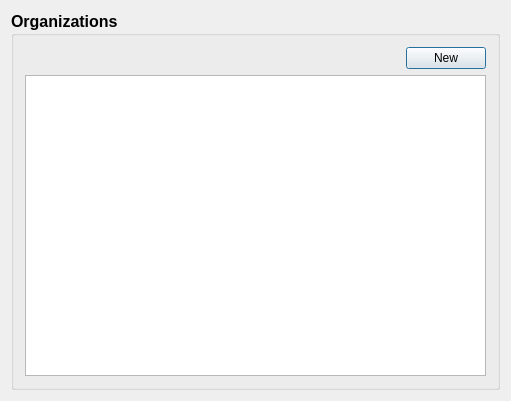
First picture: the form in src/app/OrganizationDialog.ui, repository KadirEmreAVCI/MasterTennisApp, before the edit.
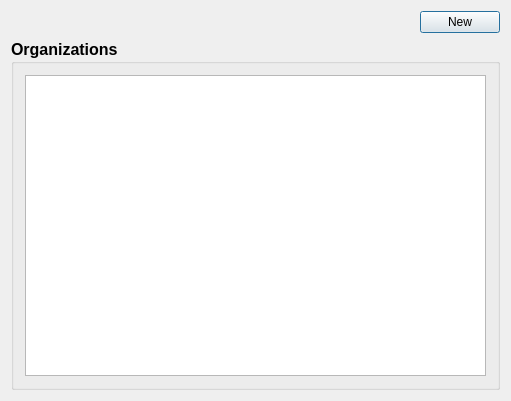
Second picture: the form after the edit.

Commit message: The new button of OrgaanizationDialog has been taken outside of the groupbox.

Diff of the .ui file:
```diff
--- a/src/app/OrganizationDialog.ui
+++ b/src/app/OrganizationDialog.ui
@@ -16,18 +16,6 @@
   <property name="windowTitle">
    <string>OrganizationDialog</string>
   </property>
-  <layout class="QGridLayout" name="gridLayout_2">
-   <item row="0" column="0">
-    <widget class="QGroupBox" name="groupBox">
-     <property name="font">
-      <font>
-       <pointsize>12</pointsize>
-       <bold>true</bold>
-      </font>
-     </property>
-     <property name="title">
-      <string>Organizations</string>
-     </property>
      <layout class="QGridLayout" name="gridLayout">
       <item row="0" column="0">
        <layout class="QVBoxLayout" name="verticalLayout">
@@ -62,6 +50,18 @@
          </layout>
         </item>
         <item>
+      <widget class="QGroupBox" name="groupBox">
+       <property name="font">
+        <font>
+         <pointsize>12</pointsize>
+         <bold>true</bold>
+        </font>
+       </property>
+       <property name="title">
+        <string>Organizations</string>
+       </property>
+       <layout class="QGridLayout" name="gridLayout_2">
+        <item row="0" column="0">
          <layout class="QHBoxLayout" name="horizontalLayout">
           <item>
            <widget class="QTableWidget" name="tableWidget">
@@ -82,9 +82,9 @@
          </layout>
         </item>
        </layout>
-      </item>
-     </layout>
-    </widget>
+      </widget>
+     </item>
+    </layout>
    </item>
   </layout>
  </widget>
```
Left out of the diff: 2 changed lines with no effect on the pictures. Lines whose indentation alone changed are shown as unchanged. The commit also changes 2 other files.
